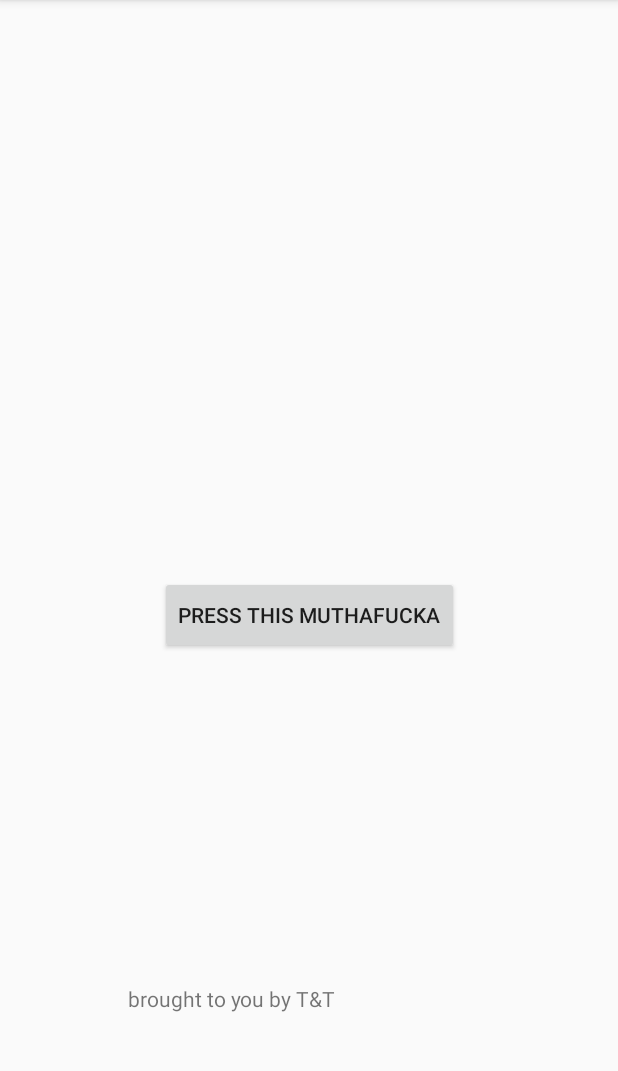
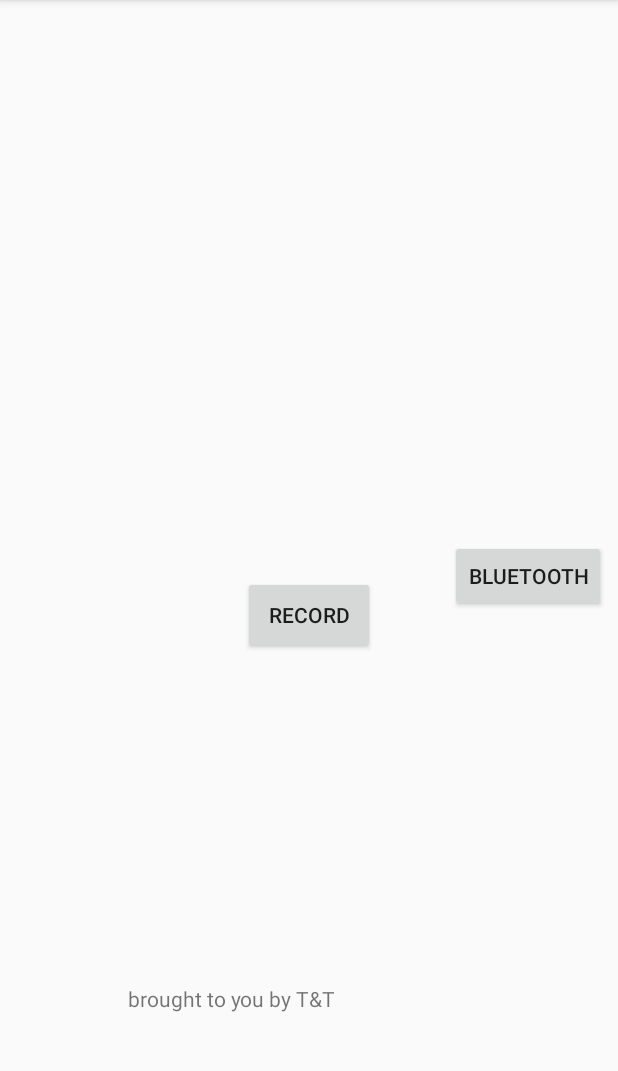
Before and after one commit to FicklePotato/electroWake, an Android app: the screen it shows after launch (MainActivity), on a phone screen of 412 x 824 dp, the part 84-1155 px from its top. Run offline under Robolectric (Android 15) with nearby library versions, the phone set to English and light mode, and no system bars.

Commit message:
added bluetooth button

```diff
--- a/app/src/main/java/brasnore/elctrowake/MainActivity.java
+++ b/app/src/main/java/brasnore/elctrowake/MainActivity.java
@@ -18,4 +18,8 @@ public class MainActivity extends AppCompatActivity {
         Intent intent = new Intent(this, VoiceRecordingActivity.class);
         startActivity(intent);
     }
+
+    public void bluetooth(View view){
+        // TODO: what ever the fuck is written here https://developer.android.com/guide/topics/connectivity/bluetooth-le.html
+    }
 }
--- a/app/src/main/res/layout/activity_main.xml
+++ b/app/src/main/res/layout/activity_main.xml
@@ -28,11 +28,25 @@
         android:layout_height="52dp"
         android:layout_marginBottom="220dp"
         android:onClick="recordAudio"
-        android:text="@string/fucking_button"
+        android:text="@string/record_button"
         app:layout_constraintBottom_toTopOf="@+id/Footer"
         app:layout_constraintEnd_toEndOf="parent"
         app:layout_constraintLeft_toLeftOf="parent"
         app:layout_constraintRight_toRightOf="parent"
         app:layout_constraintStart_toStartOf="parent" />
 
+    <Button
+        android:id="@+id/button2"
+        android:layout_width="wrap_content"
+        android:layout_height="wrap_content"
+        android:layout_marginBottom="8dp"
+        android:layout_marginEnd="8dp"
+        android:layout_marginTop="8dp"
+        android:onClick="bluetooth"
+        android:text="@string/bluetooth_button"
+        app:layout_constraintBottom_toBottomOf="parent"
+        app:layout_constraintEnd_toEndOf="parent"
+        app:layout_constraintLeft_toLeftOf="parent"
+        app:layout_constraintTop_toTopOf="parent" />
+
 </android.support.constraint.ConstraintLayout>
--- a/app/src/main/res/values/strings.xml
+++ b/app/src/main/res/values/strings.xml
@@ -2,5 +2,6 @@
     <string name="app_name" translatable="false">ElctroWake</string>
     <string name="input">Write some shit down</string>
     <string name="trademark">brought to you by T&amp;T</string>
-    <string name="fucking_button">Press this muthafucka</string>
+    <string name="record_button">Record</string>
+    <string name="bluetooth_button">Bluetooth</string>
 </resources>
```
